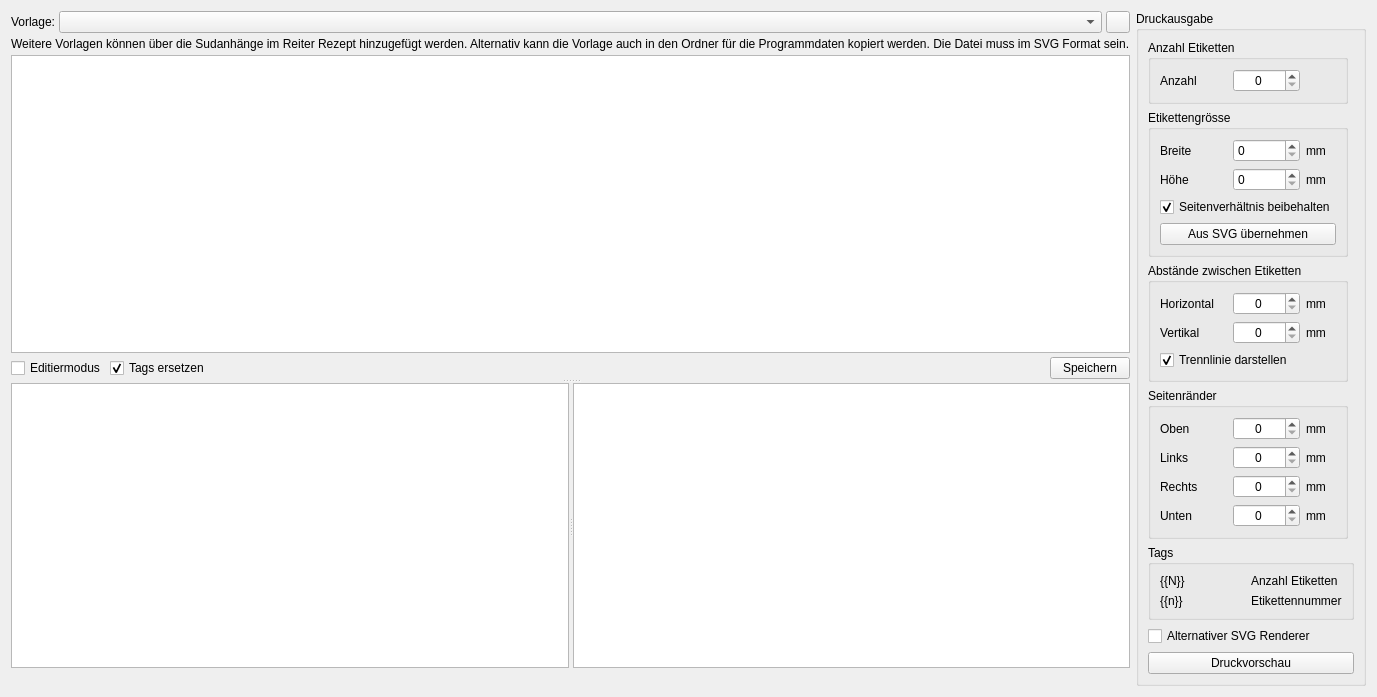
This is kleiner-brauhelfer/tabetikette.ui in kleiner-brauhelfer/kleiner-brauhelfer-2 as Qt 5 draws it before an edit. The edited form follows.
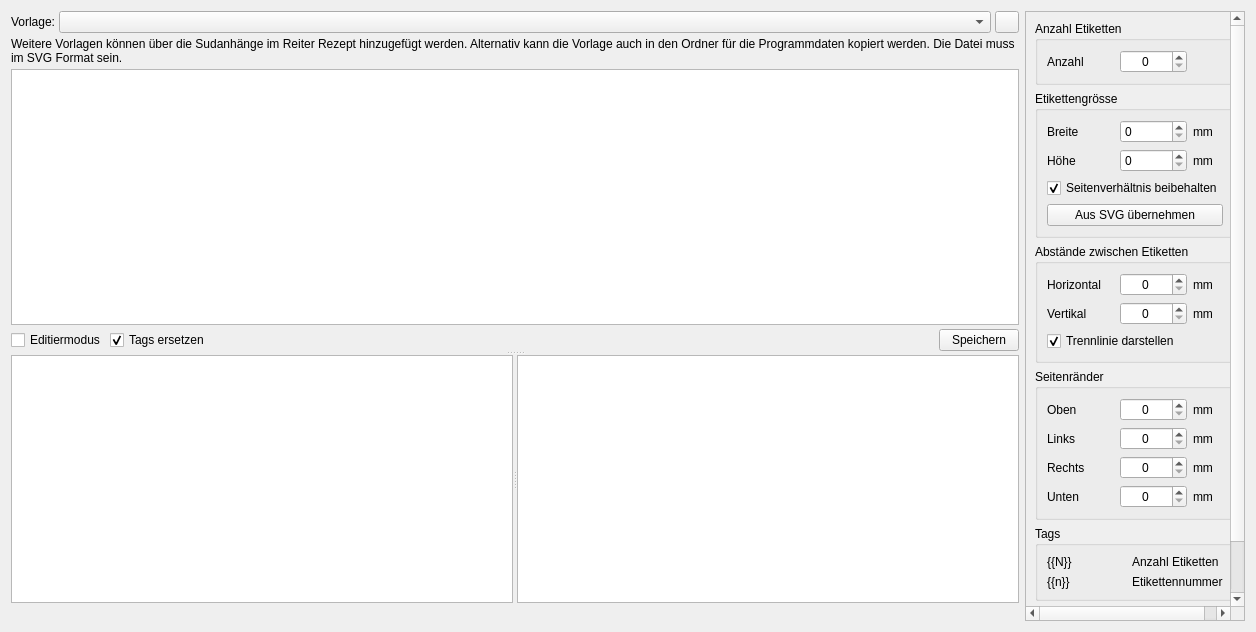
This is the edited form. Icons and pictures are not drawn. Custom widgets are drawn as their Qt base class.

Commit message: window size & others

The edit to the form file:
```diff
--- a/kleiner-brauhelfer/tabetikette.ui
+++ b/kleiner-brauhelfer/tabetikette.ui
@@ -74,6 +74,9 @@
        <property name="text">
         <string>&lt;html&gt;&lt;head/&gt;&lt;body&gt;&lt;p&gt;Weitere Vorlagen können über die Sudanhänge im Reiter Rezept hinzugefügt werden. Alternativ kann die Vorlage auch in den Ordner für die Programmdaten kopiert werden. Die Datei muss im SVG Format sein.&lt;/p&gt;&lt;/body&gt;&lt;/html&gt;</string>
        </property>
+       <property name="wordWrap">
+        <bool>true</bool>
+       </property>
       </widget>
      </item>
      <item>
@@ -194,17 +197,72 @@
     </layout>
    </item>
    <item>
-    <layout class="QVBoxLayout" name="verticalLayout_27">
-     <property name="spacing">
-      <number>4</number>
+    <widget class="QScrollArea" name="scrollArea">
+     <property name="sizePolicy">
+      <sizepolicy hsizetype="Preferred" vsizetype="Expanding">
+       <horstretch>0</horstretch>
+       <verstretch>0</verstretch>
+      </sizepolicy>
      </property>
+     <property name="widgetResizable">
+      <bool>true</bool>
+     </property>
+     <widget class="QWidget" name="scrollAreaWidgetContents">
+      <property name="geometry">
+       <rect>
+        <x>0</x>
+        <y>0</y>
+        <width>198</width>
+        <height>612</height>
+       </rect>
+      </property>
+      <layout class="QVBoxLayout" name="verticalLayout">
      <item>
-      <widget class="QGroupBox" name="groupBox">
+        <widget class="QGroupBox" name="groupBox_5">
        <property name="title">
-        <string>Druckausgabe</string>
-       </property>
-       <layout class="QGridLayout" name="gridLayout_2">
-        <item row="1" column="0">
+          <string>Anzahl Etiketten</string>
+         </property>
+         <layout class="QGridLayout" name="gridLayout_6">
+          <item row="0" column="0">
+           <widget class="QLabel" name="label_49">
+            <property name="text">
+             <string>Anzahl</string>
+            </property>
+           </widget>
+          </item>
+          <item row="0" column="1">
+           <widget class="SpinBox" name="tbAnzahl">
+            <property name="toolTip">
+             <string>&lt;html&gt;&lt;head/&gt;&lt;body&gt;&lt;p&gt;Hier wird die &lt;span style=&quot; font-weight:600;&quot;&gt;Anzahl &lt;/span&gt;der Etiketten festgelegt.&lt;/p&gt;&lt;/body&gt;&lt;/html&gt;</string>
+            </property>
+            <property name="alignment">
+             <set>Qt::AlignCenter</set>
+            </property>
+            <property name="maximum">
+             <number>999</number>
+            </property>
+           </widget>
+          </item>
+          <item row="0" column="2">
+           <widget class="QLabel" name="label_17">
+            <property name="minimumSize">
+             <size>
+              <width>30</width>
+              <height>0</height>
+             </size>
+            </property>
+            <property name="maximumSize">
+             <size>
+              <width>30</width>
+              <height>16777215</height>
+             </size>
+            </property>
+           </widget>
+          </item>
+         </layout>
+        </widget>
+       </item>
+       <item>
          <widget class="QGroupBox" name="groupBox_4">
           <property name="title">
            <string>Etikettengrösse</string>
@@ -302,122 +360,7 @@
           </layout>
          </widget>
         </item>
-        <item row="0" column="0">
-         <widget class="QGroupBox" name="groupBox_5">
-          <property name="title">
-           <string>Anzahl Etiketten</string>
-          </property>
-          <layout class="QGridLayout" name="gridLayout_6">
-           <item row="0" column="0">
-            <widget class="QLabel" name="label_49">
-             <property name="text">
-              <string>Anzahl</string>
-             </property>
-            </widget>
-           </item>
-           <item row="0" column="1">
-            <widget class="SpinBox" name="tbAnzahl">
-             <property name="toolTip">
-              <string>&lt;html&gt;&lt;head/&gt;&lt;body&gt;&lt;p&gt;Hier wird die &lt;span style=&quot; font-weight:600;&quot;&gt;Anzahl &lt;/span&gt;der Etiketten festgelegt.&lt;/p&gt;&lt;/body&gt;&lt;/html&gt;</string>
-             </property>
-             <property name="alignment">
-              <set>Qt::AlignCenter</set>
-             </property>
-             <property name="maximum">
-              <number>999</number>
-             </property>
-            </widget>
-           </item>
-           <item row="0" column="2">
-            <widget class="QLabel" name="label_17">
-             <property name="minimumSize">
-              <size>
-               <width>30</width>
-               <height>0</height>
-              </size>
-             </property>
-             <property name="maximumSize">
-              <size>
-               <width>30</width>
-               <height>16777215</height>
-              </size>
-             </property>
-            </widget>
-           </item>
-          </layout>
-         </widget>
-        </item>
-        <item row="9" column="0" colspan="2">
-         <widget class="QPushButton" name="btnToPdf">
-          <property name="toolTip">
-           <string>&lt;html&gt;&lt;head/&gt;&lt;body&gt;&lt;p&gt;Mit Klick wird hiermit die Banderole oder das Etikett als &lt;span style=&quot; font-weight:600;&quot;&gt;druckbares PDF &lt;/span&gt;gespeichert.&lt;/p&gt;&lt;p&gt;Direktes Drucken ist im Kleinen Brauhelfer (leider) nicht möglich.&lt;/p&gt;&lt;/body&gt;&lt;/html&gt;</string>
-          </property>
-          <property name="text">
-           <string>Druckvorschau</string>
-          </property>
-         </widget>
-        </item>
-        <item row="6" column="0" colspan="2">
-         <widget class="QGroupBox" name="groupBox_3">
-          <property name="title">
-           <string>Tags</string>
-          </property>
-          <layout class="QGridLayout" name="gridLayout_4">
-           <item row="0" column="0">
-            <widget class="QLabel" name="label_11">
-             <property name="text">
-              <string>{{N}}</string>
-             </property>
-            </widget>
-           </item>
-           <item row="0" column="1">
-            <widget class="QLabel" name="label_12">
-             <property name="text">
-              <string>Anzahl Etiketten</string>
-             </property>
-            </widget>
-           </item>
-           <item row="1" column="0">
-            <widget class="QLabel" name="label_13">
-             <property name="text">
-              <string>{{n}}</string>
-             </property>
-            </widget>
-           </item>
-           <item row="1" column="1">
-            <widget class="QLabel" name="label_14">
-             <property name="text">
-              <string>Etikettennummer</string>
-             </property>
-            </widget>
-           </item>
-          </layout>
-         </widget>
-        </item>
-        <item row="7" column="0" colspan="2">
-         <widget class="QCheckBox" name="cbUseImagePainter">
-          <property name="toolTip">
-           <string>&lt;html&gt;&lt;head/&gt;&lt;body&gt;&lt;p&gt;Der alternative &lt;span style=&quot; font-weight:600;&quot;&gt;SVG Renderer&lt;/span&gt; ist langsamer und qualitativ schlechter. Manche SVGs lassen sich aber nur mit diesem Renderer darstellen.&lt;/p&gt;&lt;/body&gt;&lt;/html&gt;</string>
-          </property>
-          <property name="text">
-           <string>Alternativer SVG Renderer</string>
-          </property>
-         </widget>
-        </item>
-        <item row="8" column="0">
-         <spacer name="verticalSpacer_6">
-          <property name="orientation">
-           <enum>Qt::Vertical</enum>
-          </property>
-          <property name="sizeHint" stdset="0">
-           <size>
-            <width>20</width>
-            <height>40</height>
-           </size>
-          </property>
-         </spacer>
-        </item>
-        <item row="3" column="0">
+       <item>
          <widget class="QGroupBox" name="groupBox_2">
           <property name="title">
            <string>Abstände zwischen Etiketten</string>
@@ -499,7 +442,7 @@
           </layout>
          </widget>
         </item>
-        <item row="5" column="0">
+       <item>
          <widget class="QGroupBox" name="groupBox_21">
           <property name="title">
            <string>Seitenränder</string>
@@ -652,10 +595,79 @@
           </layout>
          </widget>
         </item>
+       <item>
+        <widget class="QGroupBox" name="groupBox_3">
+         <property name="title">
+          <string>Tags</string>
+         </property>
+         <layout class="QGridLayout" name="gridLayout_4">
+          <item row="0" column="0">
+           <widget class="QLabel" name="label_11">
+            <property name="text">
+             <string>{{N}}</string>
+            </property>
+           </widget>
+          </item>
+          <item row="0" column="1">
+           <widget class="QLabel" name="label_12">
+            <property name="text">
+             <string>Anzahl Etiketten</string>
+            </property>
+           </widget>
+          </item>
+          <item row="1" column="0">
+           <widget class="QLabel" name="label_13">
+            <property name="text">
+             <string>{{n}}</string>
+            </property>
+           </widget>
+          </item>
+          <item row="1" column="1">
+           <widget class="QLabel" name="label_14">
+            <property name="text">
+             <string>Etikettennummer</string>
+            </property>
+           </widget>
+          </item>
        </layout>
       </widget>
      </item>
-    </layout>
+       <item>
+        <widget class="QCheckBox" name="cbUseImagePainter">
+         <property name="toolTip">
+          <string>&lt;html&gt;&lt;head/&gt;&lt;body&gt;&lt;p&gt;Der alternative &lt;span style=&quot; font-weight:600;&quot;&gt;SVG Renderer&lt;/span&gt; ist langsamer und qualitativ schlechter. Manche SVGs lassen sich aber nur mit diesem Renderer darstellen.&lt;/p&gt;&lt;/body&gt;&lt;/html&gt;</string>
+         </property>
+         <property name="text">
+          <string>Alternativer SVG Renderer</string>
+         </property>
+        </widget>
+       </item>
+       <item>
+        <spacer name="verticalSpacer_6">
+         <property name="orientation">
+          <enum>Qt::Vertical</enum>
+         </property>
+         <property name="sizeHint" stdset="0">
+          <size>
+           <width>20</width>
+           <height>40</height>
+          </size>
+         </property>
+        </spacer>
+       </item>
+       <item>
+        <widget class="QPushButton" name="btnToPdf">
+         <property name="toolTip">
+          <string>&lt;html&gt;&lt;head/&gt;&lt;body&gt;&lt;p&gt;Mit Klick wird hiermit die Banderole oder das Etikett als &lt;span style=&quot; font-weight:600;&quot;&gt;druckbares PDF &lt;/span&gt;gespeichert.&lt;/p&gt;&lt;p&gt;Direktes Drucken ist im Kleinen Brauhelfer (leider) nicht möglich.&lt;/p&gt;&lt;/body&gt;&lt;/html&gt;</string>
+         </property>
+         <property name="text">
+          <string>Druckvorschau</string>
+         </property>
+        </widget>
+       </item>
+      </layout>
+     </widget>
+    </widget>
    </item>
   </layout>
  </widget>
```
Left out of the diff: 2 changed lines with no effect on the pictures. Lines whose indentation alone changed are shown as unchanged. The commit also changes 7 other files.
